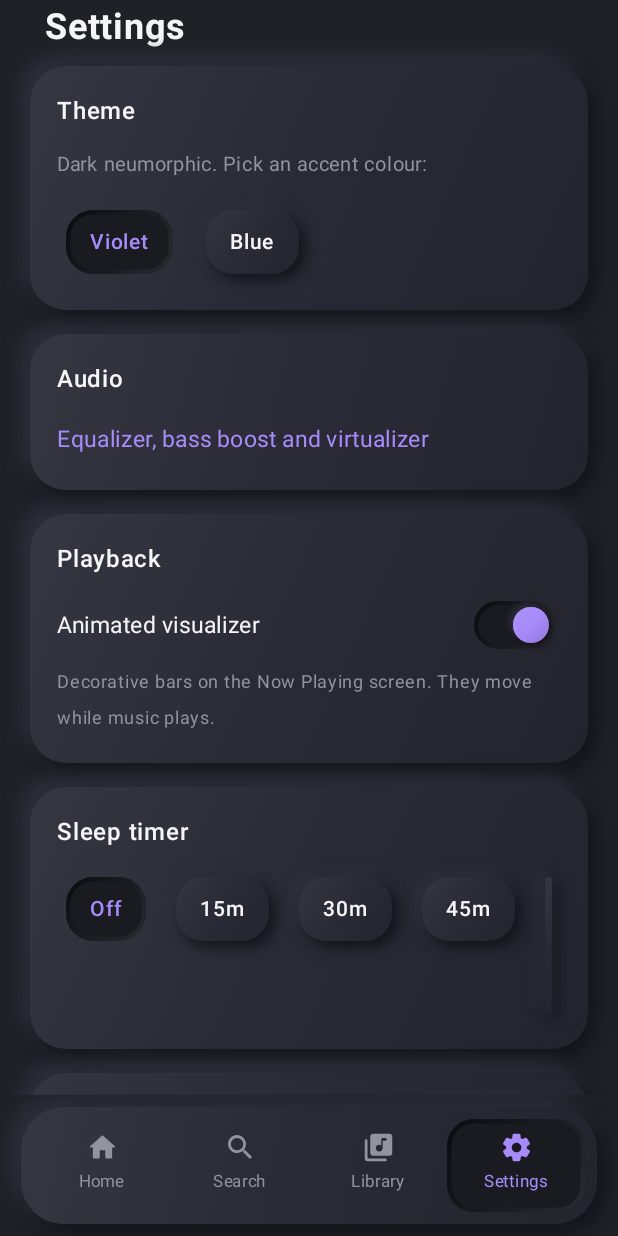
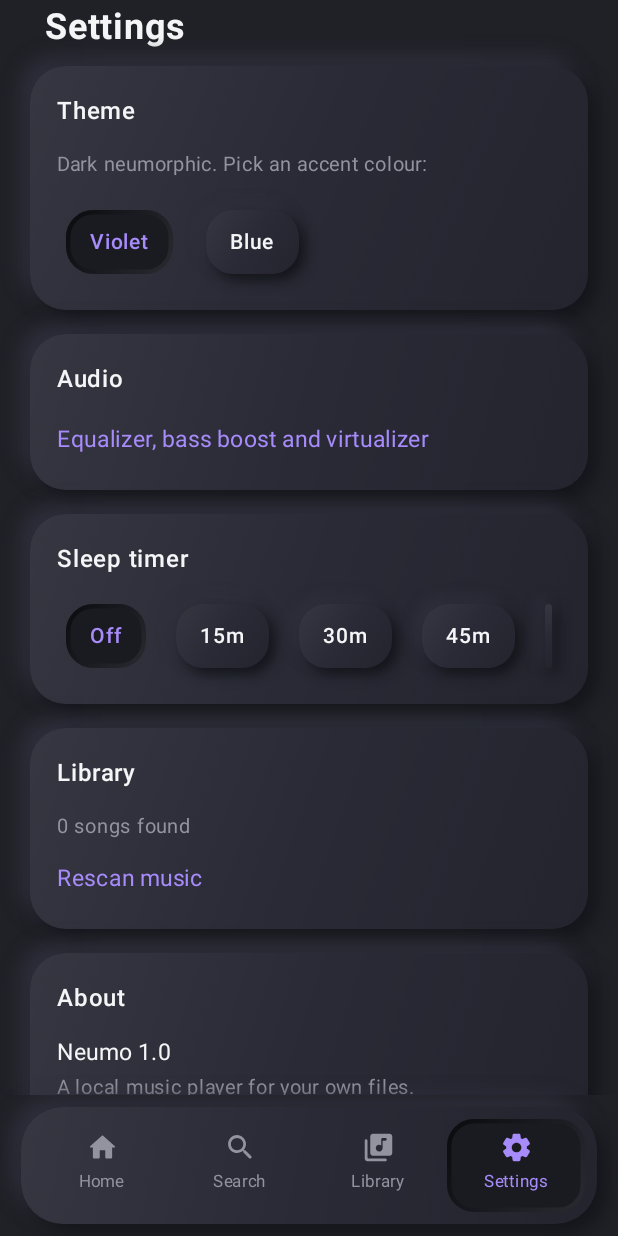
Before and after one commit to virajpailwan/glassify, an Android app built with Jetpack Compose: the screen it shows after launch (MainActivity), after a tap on "Settings", on a phone screen of 412 x 824 dp. Run offline under Robolectric (Android 15) with nearby library versions, the phone set to English and light mode, and no system bars; 8 statements that could not run were skipped.

Commit message:
Add files via upload

```diff
--- a/app/src/main/java/com/glassify/music/ui/LibraryScreens.kt
+++ b/app/src/main/java/com/glassify/music/ui/LibraryScreens.kt
@@ -1,5 +1,7 @@
 package com.glassify.music.ui
 
+import androidx.compose.foundation.horizontalScroll
+import androidx.compose.foundation.rememberScrollState
 import androidx.compose.foundation.layout.Arrangement
 import androidx.compose.foundation.layout.Box
 import androidx.compose.foundation.layout.Column
@@ -161,8 +163,8 @@ fun LibraryScreen(
             )
         }
         Row(
-            Modifier.fillMaxWidth().padding(horizontal = 20.dp, vertical = 6.dp),
-            horizontalArrangement = Arrangement.spacedBy(10.dp),
+            Modifier.fillMaxWidth().horizontalScroll(rememberScrollState()).padding(horizontal = 14.dp, vertical = 6.dp),
+            horizontalArrangement = Arrangement.spacedBy(2.dp),
         ) {
             listOf("Songs", "Albums", "Artists", "Playlists").forEachIndexed { i, t ->
                 NeuChip(t, section == i, { section = i })
--- a/app/src/main/java/com/glassify/music/ui/SettingsScreen.kt
+++ b/app/src/main/java/com/glassify/music/ui/SettingsScreen.kt
@@ -66,19 +66,6 @@ fun SettingsScreen(
             )
         }
 
-        SettingsCard("Playback") {
-            Row(verticalAlignment = Alignment.CenterVertically) {
-                Text("Animated visualizer", color = NeuColors.TextMain, fontSize = 15.sp, modifier = Modifier.weight(1f))
-                NeuToggle(store.showVisualizer) { store.updateVisualizer(it) }
-            }
-            Text(
-                "Decorative bars on the Now Playing screen. They move while music plays.",
-                color = NeuColors.TextDim,
-                fontSize = 12.sp,
-                modifier = Modifier.padding(top = 6.dp),
-            )
-        }
-
         SettingsCard("Sleep timer") {
             Row(horizontalArrangement = Arrangement.spacedBy(8.dp)) {
                 listOf(0, 15, 30, 45, 60).forEach { m ->
--- a/app/src/main/java/com/glassify/music/ui/neu/Neu.kt
+++ b/app/src/main/java/com/glassify/music/ui/neu/Neu.kt
@@ -227,6 +227,8 @@ fun NeuChip(text: String, selected: Boolean, onClick: () -> Unit, modifier: Modi
             color = if (selected) AccentColor else NeuColors.TextMain,
             fontSize = 14.sp,
             fontWeight = FontWeight.Medium,
+            maxLines = 1,
+            softWrap = false,
         )
     }
 }
```
Also changed, not shown: app/src/main/java/com/glassify/music/ui/NowPlayingScreen.kt (+0 -7 lines).
